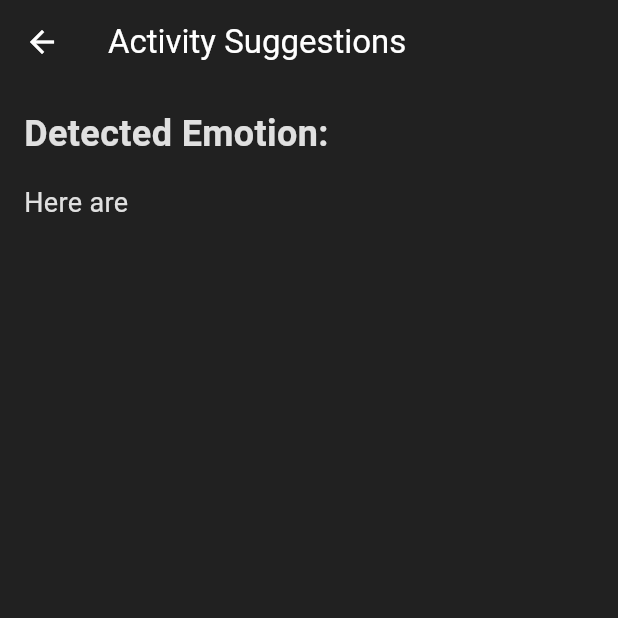
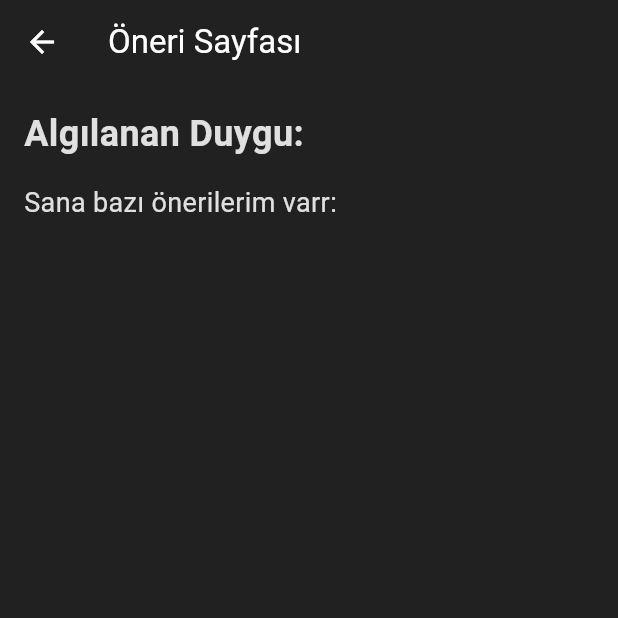
Before and after one commit to iskburcin/DemoAiEmo, a Flutter app: the SuggestionPage screen opened directly with empty values, on a phone screen of 412 x 824 dp, the top half of it. Run offline on Flutter 3.47's test engine with Material 3 defaults, Android fonts, the phone set to English and light mode, and no system bars; our stand-ins replace camera, cloud_firestore, firebase_auth, firebase_core, image_picker; missing offline and left inert: tflite_v2; accounts and stored records are empty; network calls fail.

Commit message:
Finally, the model is working fine in the real-time emotion detection... 22.07.24 00.04

```diff
--- a/lib/pages/suggestion_page.dart
+++ b/lib/pages/suggestion_page.dart
@@ -1,21 +1,22 @@
 import 'package:flutter/material.dart';
 
 class SuggestionPage extends StatelessWidget {
-  final String emotion;
-
-  const SuggestionPage({super.key, required this.emotion});
+  const SuggestionPage({super.key});
 
   @override
   Widget build(BuildContext context) {
+    Map args = ModalRoute.of(context)!.settings.arguments as Map;
+    String emotion= args["emotion"];
+
     return Scaffold(
-      appBar: AppBar(title: Text("Activity Suggestions")),
+      appBar: AppBar(title: Text("Öneri Sayfası")),
       body: Padding(
         padding: const EdgeInsets.all(16.0),
         child: Column(
           crossAxisAlignment: CrossAxisAlignment.start,
           children: [
             Text(
-              "Detected Emotion: $emotion",
+              "Algılanan Duygu: $emotion",
               style: TextStyle(fontSize: 24, fontWeight: FontWeight.bold),
             ),
             SizedBox(height: 16),
@@ -30,15 +31,20 @@ class SuggestionPage extends StatelessWidget {
   }
 
   String _getSuggestionsForEmotion(String emotion) {
+      //İNSANLARLA YAPTIĞIMIZ BİR ANKETTE DUYGU DURUMUNA GÖRE YAPTIKLARI AKTİVİTELERİ
+      //TOPLADIĞIMIZ VERİSETİYLE EĞİTTİMİZ BİR ÖNERİ MODELİ BU KISIMA ENTEGRE EDİLECEK
+
     switch (emotion) {
-      case "happy":
-        return "Here are some activities for you:\n- Go for a walk\n- Call a friend\n- Watch a comedy movie";
-      case "sad":
-        return "Here are some activities for you:\n- Listen to uplifting music\n- Write in a journal\n- Talk to a loved one";
-      case "angry":
-        return "Here are some activities for you:\n- Practice deep breathing\n- Exercise\n- Engage in a creative activity";
+      case "Mutlu":
+        return "Sana bazı önerilerim varr:\n- Yürüyüşe çık\n- Bir yakınını ara\n- Bir komedi filmi izle";
+      case "Üzgün":
+        return "Sana bazı önerilerim varr:\n- Moral veren müzikler dinle\n- Günlük yaz\n- Sevdiğin birini ara";
+      case "Öfkeli":
+        return "Sana bazı önerilerim varr:\n- Derin nefes al\n- Spor yap\n- Duş al";
+      case "Nötr":
+        return "Sana bazı önerilerim varr:\n- Temizlik yap\n- Seyehata çık";
       default:
-        return "Here are";
+        return "Sana bazı önerilerim varr:";
     }
   }
 
--- a/lib/util/my_drawer.dart
+++ b/lib/util/my_drawer.dart
@@ -1,4 +1,3 @@
-import 'package:demoaiemo/pages/setting_page.dart';
 import 'package:firebase_auth/firebase_auth.dart';
 import 'package:flutter/material.dart';
 
--- a/pubspec.yaml
+++ b/pubspec.yaml
@@ -19,6 +19,8 @@ dependencies:
   path_provider: ^2.1.3
   permission_handler: ^11.3.1
   provider: ^6.1.2
+  tflite_flutter: ^0.9.5
+  tflite_flutter_helper: ^0.2.1
   tflite_v2: ^1.0.0
 
 dev_dependencies:
```
Also changed, not shown: lib/main.dart (+6 -2 lines), lib/pages/camera_page.dart (+84 -71 lines), lib/pages/register_page.dart (+4 -30 lines), pubspec.lock, 2 other files.
